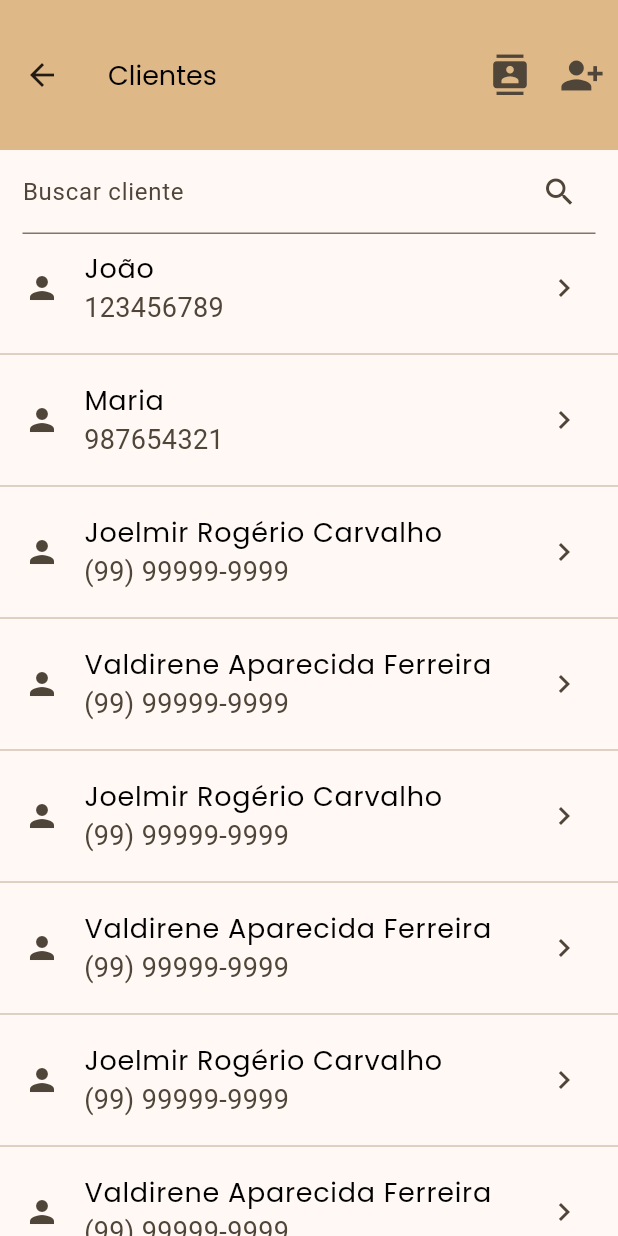
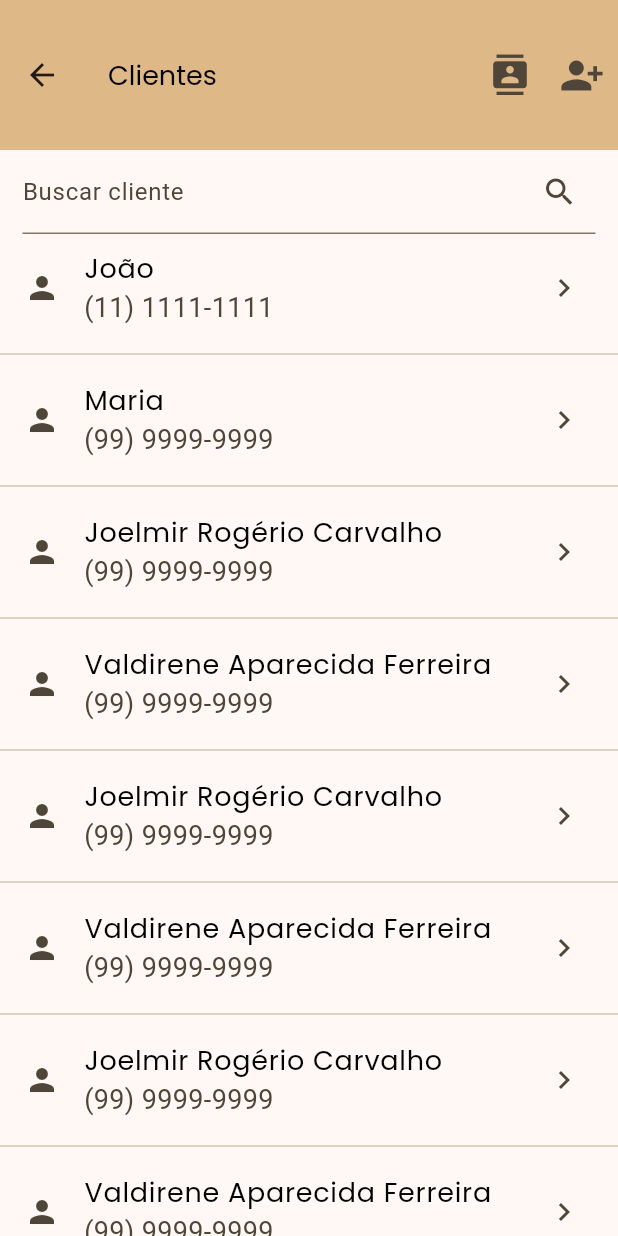
Before and after one commit to Jo-Analyst/js-budget, a Flutter app: the ClientListPage screen opened by its route, on a phone screen of 412 x 824 dp. Run offline on Flutter 3.47's test engine with Material 3 defaults, Android fonts, the phone set to English and light mode, and no system bars; our stand-ins replace animated_text_kit, font_awesome_flutter, mask_text_input_formatter, sqflite; accounts and stored records are empty.

Commit message:
Incrementado contcts

```diff
--- a/lib/src/config/db/database.dart
+++ b/lib/src/config/db/database.dart
@@ -12,7 +12,11 @@ class DataBase {
         );
 
         db.execute(
-          "CREATE TABLE IF NOT EXISTS clients (id INTEGER PRIMARY KEY, name TEXT NOT NULL, cpf TEXT, phone TEXT)",
+          "CREATE TABLE IF NOT EXISTS clients (id INTEGER PRIMARY KEY, name TEXT NOT NULL)",
+        );
+
+        db.execute(
+          "CREATE TABLE IF NOT EXISTS contacts (id INTEGER PRIMARY KEY, cell_phone TEXT NULL, tele_phone TEXT NOT NULL, email TEXT NULL, FOREIGN KEY (client_id) REFERENCES clientes(id) ON DELETE SET NULL)",
         );
 
         db.execute(
--- a/lib/src/models/client_model.dart
+++ b/lib/src/models/client_model.dart
@@ -2,6 +2,7 @@
 import 'package:json_annotation/json_annotation.dart';
 
 import 'package:js_budget/src/models/address_model.dart';
+import 'package:js_budget/src/models/contact_model.dart';
 
 part 'client_model.g.dart';
 
@@ -10,15 +11,13 @@ class ClientModel {
   ClientModel({
     this.id = 0,
     required this.name,
-    this.telePhone,
-    this.cellPhone,
+    this.contact,
     this.address,
   });
 
   final int id;
   final String name;
-  final String? telePhone;
-  final String? cellPhone;
+  final ContactModel? contact;
   final AddressModel? address;
 
   factory ClientModel.fromJson(Map<String, dynamic> json) =>
--- /dev/null
+++ b/lib/src/models/contact_model.dart
@@ -0,0 +1,21 @@
+// ignore_for_file: public_member_api_docs, sort_constructors_first
+import 'package:json_annotation/json_annotation.dart';
+
+part 'contact_model.g.dart';
+
+@JsonSerializable()
+class ContactModel {
+  final String? telePhone;
+  final String cellPhone;
+  final String? email;
+  ContactModel({
+    this.telePhone,
+    required this.cellPhone,
+    this.email,
+  });
+
+  factory ContactModel.fromJson(Map<String, dynamic> json) =>
+      _$ContactModelFromJson(json);
+
+  Map<String, dynamic> toJson() => _$ContactModelToJson(this);
+}
--- a/lib/src/pages/client/client_form_controller.dart
+++ b/lib/src/pages/client/client_form_controller.dart
@@ -6,6 +6,7 @@ mixin ClientFormController on State<ClientRegistrationPage> {
   final telePhoneEC = TextEditingController();
   final cellPhoneEC = TextEditingController();
   final cepEC = TextEditingController();
+  final mailEC = TextEditingController();
   final streetAddressEC = TextEditingController();
   final numberAddressEC = TextEditingController();
   final cityEC = TextEditingController();
@@ -16,6 +17,7 @@ mixin ClientFormController on State<ClientRegistrationPage> {
     telePhoneEC.dispose();
     cellPhoneEC.dispose();
     cepEC.dispose();
+    mailEC.dispose();
     streetAddressEC.dispose();
     numberAddressEC.dispose();
     cityEC.dispose();
--- a/lib/src/pages/client/client_registration_page.dart
+++ b/lib/src/pages/client/client_registration_page.dart
@@ -83,7 +83,16 @@ class _ClientRegistrationPageState extends State<ClientRegistrationPage>
                   inputFormatters: [
                     MaskTextInputFormatter(mask: '(##) ####-####'),
                   ],
-                )
+                ),
+                TextFormField(
+                  controller: mailEC,
+                  onTapOutside: (_) => FocusScope.of(context).unfocus(),
+                  keyboardType: TextInputType.emailAddress,
+                  decoration: const InputDecoration(
+                    labelText: 'Seu email',
+                    suffixIcon: Icon(Icons.mail_outline),
+                  ),
+                ),
               ],
             ),
             const SizedBox(height: 20),
--- a/lib/src/pages/client/clients_list_page.dart
+++ b/lib/src/pages/client/clients_list_page.dart
@@ -66,6 +66,7 @@
 
 import 'package:flutter/material.dart';
 import 'package:js_budget/src/models/client_model.dart';
+import 'package:js_budget/src/models/contact_model.dart';
 import 'package:js_budget/src/themes/light_theme.dart';
 
 class ClientListPage extends StatefulWidget {
@@ -79,35 +80,43 @@ class _ClientListPageState extends State<ClientListPage> {
   final List<ClientModel> clients = [
     ClientModel(
       name: 'João',
-      cellPhone: '123456789',
+      contact:
+          ContactModel(telePhone: '(11) 1111-1111', cellPhone: '', email: ''),
     ),
     ClientModel(
       name: 'Maria',
-      cellPhone: '987654321',
+      contact:
+          ContactModel(telePhone: '(99) 9999-9999', cellPhone: '', email: ''),
     ),
     ClientModel(
       name: 'Joelmir Rogério Carvalho',
-      cellPhone: '(99) 99999-9999',
+      contact:
+          ContactModel(telePhone: '(99) 9999-9999', cellPhone: '', email: ''),
     ),
     ClientModel(
       name: 'Valdirene Aparecida Ferreira',
-      cellPhone: '(99) 99999-9999',
+      contact:
+          ContactModel(telePhone: '(99) 9999-9999', cellPhone: '', email: ''),
     ),
     ClientModel(
       name: 'Joelmir Rogério Carvalho',
-      cellPhone: '(99) 99999-9999',
+      contact:
+          ContactModel(telePhone: '(99) 9999-9999', cellPhone: '', email: ''),
     ),
     ClientModel(
       name: 'Valdirene Aparecida Ferreira',
-      cellPhone: '(99) 99999-9999',
+      contact:
+          ContactModel(telePhone: '(99) 9999-9999', cellPhone: '', email: ''),
     ),
     ClientModel(
       name: 'Joelmir Rogério Carvalho',
-      cellPhone: '(99) 99999-9999',
+      contact:
+          ContactModel(telePhone: '(99) 9999-9999', cellPhone: '', email: ''),
     ),
     ClientModel(
       name: 'Valdirene Aparecida Ferreira',
-      cellPhone: '(99) 99999-9999',
+      contact:
+          ContactModel(telePhone: '(99) 9999-9999', cellPhone: '', email: ''),
     ),
     // Adicione mais clientes aqui
   ];
@@ -222,7 +231,7 @@ class _ClientListPageState extends State<ClientListPage> {
                                     style: textStyleSmallDefault,
                                   ),
                                   subtitle: Text(
-                                    client.cellPhone ?? '',
+                                    client.contact?.telePhone ?? '',
                                     style: TextStyle(
                                       fontSize: textStyleSmallDefault.fontSize,
                                     ),
```
Also changed, not shown: lib/src/models/client_model.g.dart, lib/src/models/contact_model.g.dart (added).
